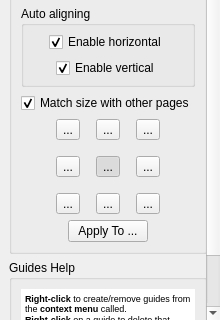
This is filters/page_layout/ui/PageLayoutOptionsWidget.ui in 4lex4/scantailor-advanced as Qt 5 draws it before an edit; both pictures show x 0 to 220 and y 271 to 591 of the 220 by 591 pixel window. The edited form follows.
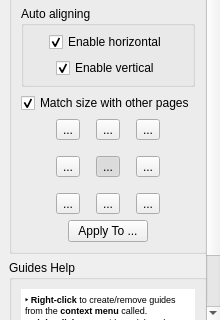
This is the edited form. Icons and pictures are not drawn. Custom widgets are drawn as their Qt base class.

Commit message:
~ Guides: implement attaching to both the nearest vertical and horizontal guides.
Hold `Shift+Ctrl` to attach to both the nearest vertical and horizontal guides.

Patch:
```diff
--- a/filters/page_layout/ui/PageLayoutOptionsWidget.ui
+++ b/filters/page_layout/ui/PageLayoutOptionsWidget.ui
@@ -44,7 +44,7 @@
       <property name="geometry">
        <rect>
         <x>0</x>
-        <y>0</y>
+        <y>-62</y>
         <width>209</width>
         <height>653</height>
        </rect>
@@ -803,7 +803,7 @@
            <enum>QLayout::SetDefaultConstraint</enum>
           </property>
           <item>
-           <widget class="QTextEdit" name="textEdit">
+           <widget class="QTextBrowser" name="textBrowser">
             <property name="sizePolicy">
              <sizepolicy hsizetype="Expanding" vsizetype="Expanding">
               <horstretch>0</horstretch>
@@ -842,12 +842,12 @@
 &lt;html&gt;&lt;head&gt;&lt;meta name=&quot;qrichtext&quot; content=&quot;1&quot; /&gt;&lt;style type=&quot;text/css&quot;&gt;
 p, li { white-space: pre-wrap; }
 &lt;/style&gt;&lt;/head&gt;&lt;body style=&quot; font-family:'MS Shell Dlg 2'; font-size:8.25pt; font-weight:400; font-style:normal;&quot;&gt;
-&lt;p style=&quot; margin-top:0px; margin-bottom:0px; margin-left:0px; margin-right:0px; -qt-block-indent:0; text-indent:0px;&quot;&gt;&lt;span style=&quot; font-size:7pt; font-weight:600;&quot;&gt;Right-click&lt;/span&gt;&lt;span style=&quot; font-size:7pt;&quot;&gt; to create/remove guides from the &lt;/span&gt;&lt;span style=&quot; font-size:7pt; font-weight:600;&quot;&gt;context menu&lt;/span&gt;&lt;span style=&quot; font-size:7pt;&quot;&gt; called.&lt;/span&gt;&lt;/p&gt;
-&lt;p style=&quot; margin-top:0px; margin-bottom:0px; margin-left:0px; margin-right:0px; -qt-block-indent:0; text-indent:0px;&quot;&gt;&lt;span style=&quot; font-size:7pt; font-weight:600;&quot;&gt;Right-click&lt;/span&gt;&lt;span style=&quot; font-size:7pt;&quot;&gt; on a guide to delete that guide from the &lt;/span&gt;&lt;span style=&quot; font-size:7pt; font-weight:600;&quot;&gt;context menu&lt;/span&gt;&lt;span style=&quot; font-size:7pt;&quot;&gt; called.&lt;/span&gt;&lt;/p&gt;
-&lt;p style=&quot; margin-top:0px; margin-bottom:0px; margin-left:0px; margin-right:0px; -qt-block-indent:0; text-indent:0px;&quot;&gt;&lt;span style=&quot; font-size:7pt; font-weight:600;&quot;&gt;Alt+LMB&lt;/span&gt;&lt;span style=&quot; font-size:7pt;&quot;&gt; - drag the guide under the cursor.&lt;/span&gt;&lt;/p&gt;
-&lt;p style=&quot; margin-top:0px; margin-bottom:0px; margin-left:0px; margin-right:0px; -qt-block-indent:0; text-indent:0px;&quot;&gt;&lt;span style=&quot; font-size:7pt; font-weight:600;&quot;&gt;Shift/Ctrl+LMB&lt;/span&gt;&lt;span style=&quot; font-size:7pt;&quot;&gt; on the content rectangle - drag the page content. Hold &lt;/span&gt;&lt;span style=&quot; font-size:7pt; font-weight:600;&quot;&gt;Shift&lt;/span&gt;&lt;span style=&quot; font-size:7pt;&quot;&gt; pressed to restrict moving along the horizontal axis only and &lt;/span&gt;&lt;span style=&quot; font-size:7pt; font-weight:600;&quot;&gt;Ctrl&lt;/span&gt;&lt;span style=&quot; font-size:7pt;&quot;&gt; for the vertical one.&lt;/span&gt;&lt;/p&gt;
-&lt;p style=&quot; margin-top:0px; margin-bottom:0px; margin-left:0px; margin-right:0px; -qt-block-indent:0; text-indent:0px;&quot;&gt;&lt;span style=&quot; font-size:7pt; font-weight:600;&quot;&gt;Double click&lt;/span&gt;&lt;span style=&quot; font-size:7pt;&quot;&gt; on content - automatically attach that content to the nearest guide. Hold &lt;/span&gt;&lt;span style=&quot; font-size:7pt; font-weight:600;&quot;&gt;Shift&lt;/span&gt;&lt;span style=&quot; font-size:7pt;&quot;&gt; pressed to select vertical guides only and &lt;/span&gt;&lt;span style=&quot; font-size:7pt; font-weight:600;&quot;&gt;Ctrl&lt;/span&gt;&lt;span style=&quot; font-size:7pt;&quot;&gt; for horizontal ones.&lt;/span&gt;&lt;/p&gt;
-&lt;p style=&quot; margin-top:0px; margin-bottom:0px; margin-left:0px; margin-right:0px; -qt-block-indent:0; text-indent:0px;&quot;&gt;&lt;span style=&quot; font-size:7pt;&quot;&gt;Use the &lt;/span&gt;&lt;span style=&quot; font-size:7pt; font-weight:600;&quot;&gt;context menu&lt;/span&gt;&lt;span style=&quot; font-size:7pt;&quot;&gt; to enable/disable showing the hard margins rectangle.&lt;/span&gt;&lt;/p&gt;&lt;/body&gt;&lt;/html&gt;</string>
+&lt;p style=&quot; margin-top:0px; margin-bottom:0px; margin-left:0px; margin-right:0px; -qt-block-indent:0; text-indent:0px;&quot;&gt;&lt;span style=&quot; font-size:7pt; font-weight:600;&quot;&gt;‣ Right-click&lt;/span&gt;&lt;span style=&quot; font-size:7pt;&quot;&gt; to create/remove guides from the &lt;/span&gt;&lt;span style=&quot; font-size:7pt; font-weight:600;&quot;&gt;context menu&lt;/span&gt;&lt;span style=&quot; font-size:7pt;&quot;&gt; called.&lt;/span&gt;&lt;/p&gt;
+&lt;p style=&quot; margin-top:0px; margin-bottom:0px; margin-left:0px; margin-right:0px; -qt-block-indent:0; text-indent:0px;&quot;&gt;&lt;span style=&quot; font-size:7pt; font-weight:600;&quot;&gt;‣ Right-click&lt;/span&gt;&lt;span style=&quot; font-size:7pt;&quot;&gt; on a guide to delete that guide from the &lt;/span&gt;&lt;span style=&quot; font-size:7pt; font-weight:600;&quot;&gt;context menu&lt;/span&gt;&lt;span style=&quot; font-size:7pt;&quot;&gt; called.&lt;/span&gt;&lt;/p&gt;
+&lt;p style=&quot; margin-top:0px; margin-bottom:0px; margin-left:0px; margin-right:0px; -qt-block-indent:0; text-indent:0px;&quot;&gt;&lt;span style=&quot; font-size:7pt; font-weight:600;&quot;&gt;‣ Alt+LMB&lt;/span&gt;&lt;span style=&quot; font-size:7pt;&quot;&gt; - drag the guide under the cursor.&lt;/span&gt;&lt;/p&gt;
+&lt;p style=&quot; margin-top:0px; margin-bottom:0px; margin-left:0px; margin-right:0px; -qt-block-indent:0; text-indent:0px;&quot;&gt;&lt;span style=&quot; font-size:7pt; font-weight:600;&quot;&gt;‣ Shift/Ctrl+LMB&lt;/span&gt;&lt;span style=&quot; font-size:7pt;&quot;&gt; on the content rectangle - drag the page content. Hold &lt;/span&gt;&lt;span style=&quot; font-size:7pt; font-weight:600;&quot;&gt;Shift&lt;/span&gt;&lt;span style=&quot; font-size:7pt;&quot;&gt; pressed to restrict moving along the horizontal axis only and &lt;/span&gt;&lt;span style=&quot; font-size:7pt; font-weight:600;&quot;&gt;Ctrl&lt;/span&gt;&lt;span style=&quot; font-size:7pt;&quot;&gt; for the vertical one.&lt;/span&gt;&lt;/p&gt;
+&lt;p style=&quot; margin-top:0px; margin-bottom:0px; margin-left:0px; margin-right:0px; -qt-block-indent:0; text-indent:0px;&quot;&gt;&lt;span style=&quot; font-size:7pt; font-weight:600;&quot;&gt;‣ Double-click&lt;/span&gt;&lt;span style=&quot; font-size:7pt;&quot;&gt; on content - automatically attach that content to the nearest guide. Hold &lt;/span&gt;&lt;span style=&quot; font-size:7pt; font-weight:600;&quot;&gt;Shift&lt;/span&gt;&lt;span style=&quot; font-size:7pt;&quot;&gt; pressed to select vertical guides only and &lt;/span&gt;&lt;span style=&quot; font-size:7pt; font-weight:600;&quot;&gt;Ctrl&lt;/span&gt;&lt;span style=&quot; font-size:7pt;&quot;&gt; for horizontal ones. Hold &lt;/span&gt;&lt;span style=&quot; font-size:7pt; font-weight:600;&quot;&gt;Shift+Ctrl&lt;/span&gt;&lt;span style=&quot; font-size:7pt;&quot;&gt; to attach that to both the nearest vertical and horizontal guides.&lt;/span&gt;&lt;/p&gt;
+&lt;p style=&quot; margin-top:0px; margin-bottom:0px; margin-left:0px; margin-right:0px; -qt-block-indent:0; text-indent:0px;&quot;&gt;&lt;span style=&quot; font-size:7pt; font-weight:600;&quot;&gt;‣&lt;/span&gt;&lt;span style=&quot; font-size:7pt;&quot;&gt; Use the &lt;/span&gt;&lt;span style=&quot; font-size:7pt; font-weight:600;&quot;&gt;context menu&lt;/span&gt;&lt;span style=&quot; font-size:7pt;&quot;&gt; to enable/disable showing the hard margins rectangle.&lt;/span&gt;&lt;/p&gt;&lt;/body&gt;&lt;/html&gt;</string>
             </property>
             <property name="textInteractionFlags">
              <set>Qt::NoTextInteraction</set>
```
Left out of the diff: 3 changed lines with no effect on the pictures. The commit also changes 3 other files.
